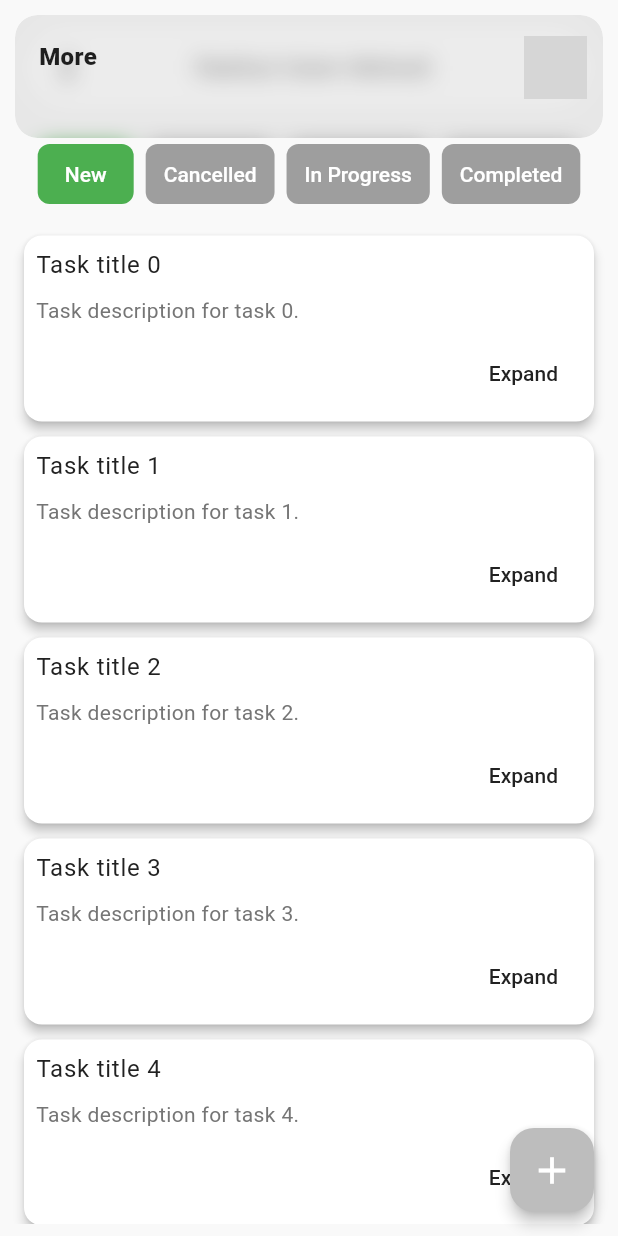
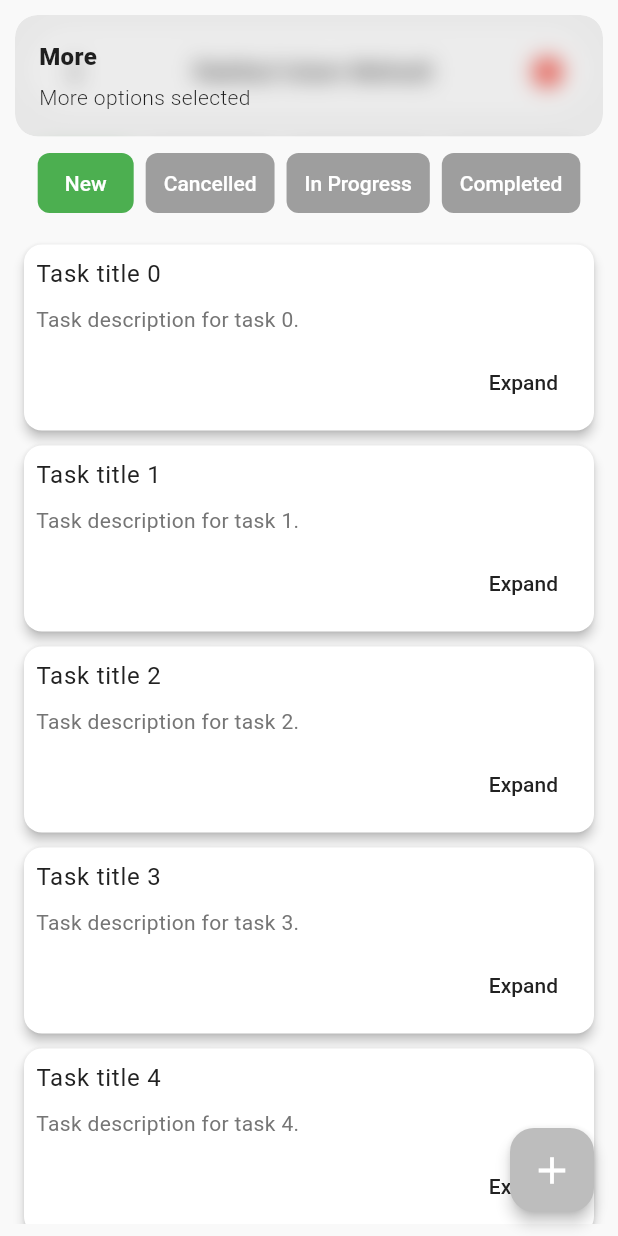
Before and after one commit to MehedisGits/Taskly, a Flutter app: the screen it shows after launch, after a tap on the "more vert" icon, on a phone screen of 412 x 824 dp. Run offline on Flutter 3.47's test engine with Material 3 defaults, Android fonts, the phone set to English and light mode, and no system bars; our stand-ins replace get; network calls fail; grey boxes are pictures that could not be loaded.

Commit message:
Task Manager App

```diff
--- a/lib/views/dashboard.dart
+++ b/lib/views/dashboard.dart
@@ -1,5 +1,6 @@
 import 'package:flutter/material.dart';
 import 'package:get/get.dart';
+import 'package:task_manager/widgets/appBar.dart';
 
 import '../widgets/task_card.dart';
 
@@ -44,11 +45,11 @@ class DashboardScreen extends StatelessWidget {
               return Column(
                 children: [
                   // Floating App Bar
-                  Row(
+                  const Row(
                     mainAxisAlignment: MainAxisAlignment.start,
                     children: [
                       Expanded(
-                        child: buildFloatingAppBarCard(screenWidth),
+                        child: CustomAppBar(),
                       ),
                     ],
                   ),
@@ -128,56 +129,4 @@ class DashboardScreen extends StatelessWidget {
     );
   }
 
-  /// Builds the floating app bar card with responsive adjustments
-  Card buildFloatingAppBarCard(double screenWidth) {
-    return Card(
-      elevation: 0,
-      shadowColor: Colors.grey,
-      shape: const RoundedRectangleBorder(
-        borderRadius: BorderRadius.all(Radius.circular(99)),
-      ),
-      child: Padding(
-        padding: const EdgeInsets.symmetric(horizontal: 5, vertical: 5),
-        child: SizedBox(
-          child: Row(
-            children: [
-              IconButton(
-                  onPressed: () {
-                    Get.snackbar('More', '', margin: const EdgeInsets.all(10));
-                  },
-                  icon: const Icon(Icons.more_vert)),
-              Expanded(
-                child: GestureDetector(
-                  onTap: () {},
-                  child: Text(
-                    'Rakibul Islam Mehedi',
-                    textAlign: TextAlign.center,
-                    style: TextStyle(
-                      fontSize: screenWidth < 600 ? 16 : 20,
-                      fontWeight: FontWeight.w400,
-                    ),
-                  ),
-                ),
-              ),
-              SizedBox(
-                width: 42,
-                height: 42,
-                child: GestureDetector(
-                  onTap: () {
-                    Get.snackbar('Profile opening', 'This is description',
-                        margin: const EdgeInsets.all(10));
-                  },
-                  child: ClipOval(
-                    child: Image.network(
-                      'https://avatars.githubusercontent.com/u/125388734?v=4',
-                    ),
-                  ),
-                ),
-              ),
-            ],
-          ),
-        ),
-      ),
-    );
-  }
 }
--- a/lib/widgets/appBar.dart
+++ b/lib/widgets/appBar.dart
@@ -1,116 +1,110 @@
 import 'package:flutter/material.dart';
+import 'package:get/get.dart';
 
-class MyAppBar extends StatelessWidget implements PreferredSizeWidget {
-  const MyAppBar({super.key, this.isProfileScreenOpen = false});
+class CustomAppBar extends StatelessWidget {
+  const CustomAppBar({super.key});
 
-  final String userName = "Mehedi";
-  final bool isProfileScreenOpen;
+  @override
+  Widget build(BuildContext context) {
+    final double screenWidth = MediaQuery.of(context).size.width;
 
-  String greetingMessage() {
-    final hour = DateTime.now().hour;
-    if (hour < 12) return 'Good morning';
-    if (hour < 17) return 'Good afternoon';
-    return 'Good evening';
-  }
-
-  Widget _buildGreetingRow(double screenWidth, context) {
-    return Row(
-      children: [
-        GestureDetector(
-          onTap: () {
-            if (isProfileScreenOpen) {
-              return;
-            }
-            // Navigator.push(
-            //     context,
-            //     MaterialPageRoute(
-            //       builder: (context) => ProfileScreen(),
-            //     ));
-          },
-          child: ClipOval(
-            child: Image.network(
-              "https://avatars.githubusercontent.com/u/125388734?v=4",
-              height: 48, // Adjusting the profile image size
-              width: 48,
-              fit: BoxFit.cover,
-            ),
-          ),
-        ),
-        SizedBox(width: screenWidth * 0.03),
-        // Adjusted space for better alignment
-        Column(
-          crossAxisAlignment: CrossAxisAlignment.start,
+    return Card(
+      elevation: 1, // Slight elevation for a professional look
+      shadowColor: Colors.grey.withOpacity(0.2),
+      shape: const RoundedRectangleBorder(
+        borderRadius: BorderRadius.all(Radius.circular(50)),
+      ),
+      child: Padding(
+        padding: const EdgeInsets.symmetric(horizontal: 10, vertical: 8),
+        child: Row(
+          mainAxisAlignment: MainAxisAlignment.spaceBetween,
           children: [
-            Text(
-              '${greetingMessage()}, $userName',
-              style: const TextStyle(
-                color: Colors.black87,
-                fontSize: 16, // More flexible font scaling
-                fontWeight: FontWeight.w600,
+            _buildIconButton(
+              icon: Icons.more_vert,
+              tooltip: 'More Options',
+              onTap: () => Get.snackbar(
+                'More',
+                'More options selected',
+                margin: const EdgeInsets.all(10),
               ),
             ),
-            SizedBox(height: screenWidth * 0.015),
-            // Spacing between texts for better readability
-            const Text(
-              'rakibulislammehedi4@gmail.com',
-              style: TextStyle(
-                color: Colors.black54,
-                fontSize: 13, // Responsive font size
+            _buildAppBarTitle(screenWidth),
+            _buildProfileAvatar(
+              onTap: () => Get.snackbar(
+                'Profile Opening',
+                'Profile is being opened',
+                margin: const EdgeInsets.all(10),
               ),
             ),
           ],
         ),
-      ],
+      ),
     );
   }
 
-  @override
-  Widget build(BuildContext context) {
-    double screenWidth = MediaQuery.of(context).size.width; // Get screen width
-        MediaQuery.of(context).size.height; // Get screen height
-    bool isLandscape = MediaQuery.of(context).orientation ==
-        Orientation.landscape; // Check for landscape orientation
-    bool canPop = Navigator.canPop(
-        context); // Check if the current screen can pop (back button exists)
-
-    return AppBar(
-      automaticallyImplyLeading: canPop,
-      // Show back button if there's a previous screen
-      leading: canPop
-          ? IconButton(
-              icon: const Icon(Icons.arrow_back, color: Colors.white),
-              onPressed: () {
-                Navigator.pop(context); // Navigate back
-              },
-            )
-          : null,
-      // Show back button in navigation stack
-      title: isLandscape
-          ? Row(
-              children: [
-                Expanded(
-                  child: _buildGreetingRow(screenWidth, context),
-                ),
-                // IconButton(
-                //   onPressed: () {
-                //     ScaffoldMessenger.of(context).showSnackBar(SnackBar(
-                //       content: Text("No new notifications"),
-                //       duration: Duration(seconds: 2),
-                //     ));
-                //   },
-                //   icon: Icon(Icons.notification_important, color: Colors.white),
-                //   tooltip: 'Notifications',
-                //   iconSize:
-                //       screenWidth * 0.07, // More dynamic icon size in landscape
-                // ),
-              ],
-            )
-          : _buildGreetingRow(screenWidth, context),
-      iconTheme: const IconThemeData(color: Colors.white),
-      elevation: 0, // Flat appearance
+  /// Builds the IconButton for the left side.
+  Widget _buildIconButton({
+    required IconData icon,
+    required String tooltip,
+    required VoidCallback onTap,
+  }) {
+    return IconButton(
+      onPressed: onTap,
+      icon: Icon(icon),
+      tooltip: tooltip,
+      color: Colors.black87,
     );
   }
 
-  @override
-  Size get preferredSize => const Size.fromHeight(kToolbarHeight);
+  /// Builds the title text in the middle.
+  Widget _buildAppBarTitle(double screenWidth) {
+    return Expanded(
+      child: GestureDetector(
+        onTap: () {
+          // Add logic for title click if needed
+        },
+        child: Text(
+          'Rakibul Islam Mehedi',
+          textAlign: TextAlign.center,
+          style: TextStyle(
+            fontSize: screenWidth < 600 ? 16 : 20,
+            fontWeight: FontWeight.w500,
+            color: Colors.black87,
+          ),
+        ),
+      ),
+    );
+  }
+
+  /// Builds the profile avatar on the right side.
+  Widget _buildProfileAvatar({required VoidCallback onTap}) {
+    return GestureDetector(
+      onTap: onTap,
+      child: SizedBox(
+        width: 42,
+        height: 42,
+        child: ClipOval(
+          child: Image.network(
+            'https://avatars.githubusercontent.com/u/125388734?v=4',
+            fit: BoxFit.cover,
+            loadingBuilder: (context, child, loadingProgress) {
+              if (loadingProgress == null) return child;
+              return Center(
+                child: CircularProgressIndicator(
+                  value: loadingProgress.expectedTotalBytes != null
+                      ? loadingProgress.cumulativeBytesLoaded /
+                      (loadingProgress.expectedTotalBytes ?? 1)
+                      : null,
+                ),
+              );
+            },
+            errorBuilder: (context, error, stackTrace) => const Icon(
+              Icons.error,
+              color: Colors.red,
+            ),
+          ),
+        ),
+      ),
+    );
+  }
 }
```
